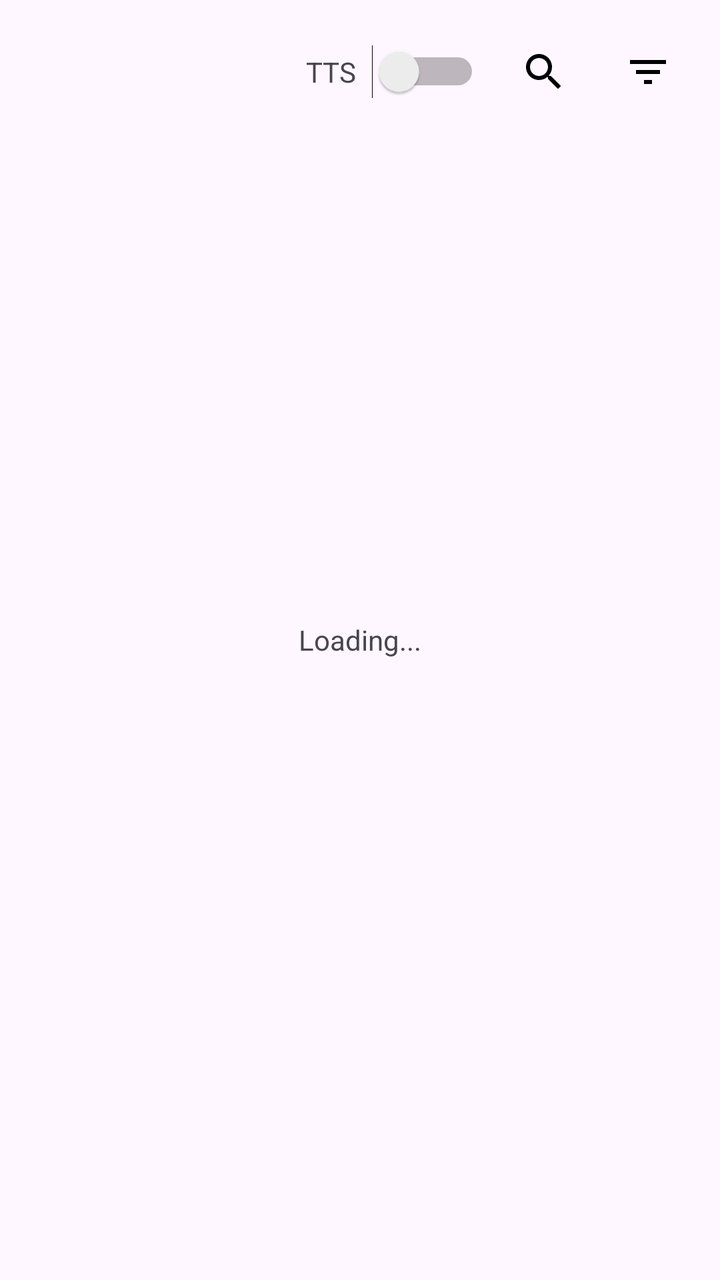
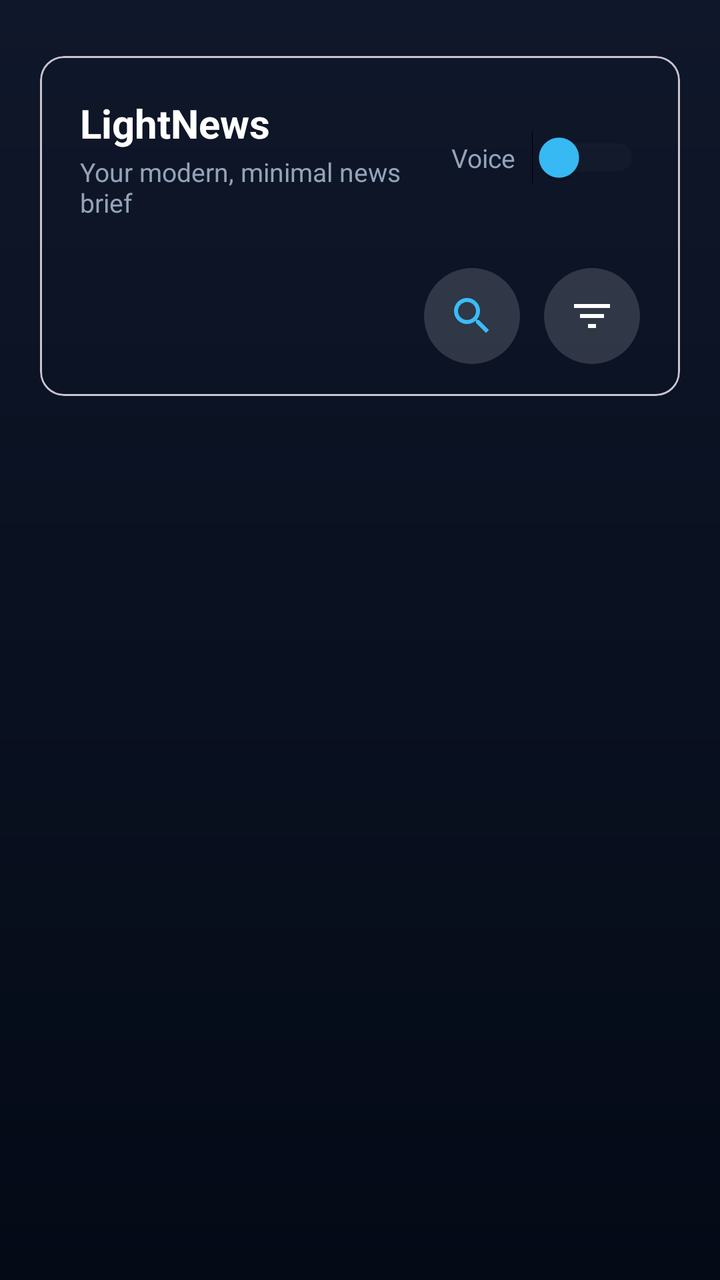

An Android layout rendered at two revisions. The XML below is the earlier revision; the diff shows what the commit changed to produce the second picture.
<!-- AndroidManifest.xml: application theme Theme.AINews -->
<!-- res/layout/fragment_home.xml -->
<?xml version="1.0" encoding="utf-8"?>
<FrameLayout xmlns:android="http://schemas.android.com/apk/res/android"
    android:layout_width="match_parent"
    android:layout_height="match_parent">

    <androidx.recyclerview.widget.RecyclerView
        android:id="@+id/rvCards"
        android:layout_width="match_parent"
        android:layout_height="match_parent" />

    <TextView
        android:id="@+id/tvEmpty"
        android:layout_width="wrap_content"
        android:layout_height="wrap_content"
        android:text="Loading..."
        android:layout_gravity="center" />

    <LinearLayout
        android:layout_width="wrap_content"
        android:layout_height="wrap_content"
        android:layout_gravity="top|end"
        android:orientation="horizontal"
        android:padding="16dp"
        android:gravity="center_vertical">

        <TextView
            android:layout_width="wrap_content"
            android:layout_height="wrap_content"
            android:text="TTS"
            android:textSize="14sp"
            android:paddingEnd="8dp" />

        <Switch
            android:id="@+id/switchTTS"
            android:layout_width="wrap_content"
            android:layout_height="wrap_content" />

        <ImageButton
            android:id="@+id/btnReadArticle"
            android:layout_width="40dp"
            android:layout_height="40dp"
            android:layout_marginStart="12dp"
            android:background="@android:color/transparent"
            android:contentDescription="Read Article"
            android:src="@drawable/ic_search" />

        <ImageButton
            android:id="@+id/btnFilter"
            android:layout_width="40dp"
            android:layout_height="40dp"
            android:layout_marginStart="12dp"
            android:background="@android:color/transparent"
            android:contentDescription="Filter"
            android:src="@drawable/ic_filter" />
    </LinearLayout>

    <TextView
        android:id="@+id/tvSwipeFeedback"
        android:layout_width="wrap_content"
        android:layout_height="wrap_content"
        android:text=""
        android:textStyle="bold"
        android:textSize="22sp"
        android:padding="12dp"
        android:background="#AAFFFFFF"
        android:visibility="gone"
        android:layout_gravity="center" />

</FrameLayout>
<!-- resources referenced by this layout -->
<resources>
  <!-- drawable ic_filter (drawable) -->
  <?xml version="1.0" encoding="utf-8"?>
  <vector xmlns:android="http://schemas.android.com/apk/res/android"
      android:width="24dp"
      android:height="24dp"
      android:viewportWidth="24"
      android:viewportHeight="24">
      <path
          android:fillColor="#000000"
          android:pathData="M10,18h4v-2h-4v2zM3,6v2h18V6H3zm3,7h12v-2H6v2z"/>
  </vector>
  <style name="Theme.AINews" parent="Theme.Material3.Light.NoActionBar">
          <item name="colorPrimary">@color/md_theme_primary</item>
          <item name="colorOnPrimary">@color/md_theme_onPrimary</item>
          <item name="android:navigationBarColor" tools:targetApi="l">@color/md_theme_primary</item>
      </style>
  <color name="md_theme_primary">#111111</color>
  <color name="md_theme_onPrimary">#FFFFFF</color>
  <!-- unchanged entries left out for length: 1 -->
</resources>

<!-- the commit's change to res/layout/fragment_home.xml (unified diff, before → after) -->
@@ -1,69 +1,268 @@
 <?xml version="1.0" encoding="utf-8"?>
-<FrameLayout xmlns:android="http://schemas.android.com/apk/res/android"
+<androidx.constraintlayout.widget.ConstraintLayout xmlns:android="http://schemas.android.com/apk/res/android"
+    xmlns:app="http://schemas.android.com/apk/res-auto"
+    xmlns:tools="http://schemas.android.com/tools"
     android:layout_width="match_parent"
-    android:layout_height="match_parent">
+    android:layout_height="match_parent"
+    android:background="@drawable/bg_home_gradient">
+
+    <com.google.android.material.card.MaterialCardView
+        android:id="@+id/headerCard"
+        android:layout_width="0dp"
+        android:layout_height="wrap_content"
+        android:layout_marginStart="20dp"
+        android:layout_marginTop="28dp"
+        android:layout_marginEnd="20dp"
+        android:background="@drawable/bg_header_card"
+        android:clipToOutline="true"
+        app:cardBackgroundColor="@android:color/transparent"
+        app:cardElevation="0dp"
+        app:cardUseCompatPadding="false"
+        app:layout_constraintEnd_toEndOf="parent"
+        app:layout_constraintStart_toStartOf="parent"
+        app:layout_constraintTop_toTopOf="parent">
+
+        <LinearLayout
+            android:layout_width="match_parent"
+            android:layout_height="wrap_content"
+            android:orientation="vertical"
+            android:paddingStart="20dp"
+            android:paddingTop="20dp"
+            android:paddingEnd="20dp"
+            android:paddingBottom="16dp">
+
+            <LinearLayout
+                android:layout_width="match_parent"
+                android:layout_height="wrap_content"
+                android:gravity="center_vertical"
+                android:orientation="horizontal">
+
+                <LinearLayout
+                    android:layout_width="0dp"
+                    android:layout_height="wrap_content"
+                    android:layout_weight="1"
+                    android:orientation="vertical">
+
+                    <TextView
+                        android:id="@+id/tvGreeting"
+                        android:layout_width="wrap_content"
+                        android:layout_height="wrap_content"
+                        android:text="LightNews"
+                        android:textAllCaps="false"
+                        android:textColor="@color/md_theme_onPrimary"
+                        android:textSize="20sp"
+                        android:textStyle="bold" />
+
+                    <TextView
+                        android:layout_width="wrap_content"
+                        android:layout_height="wrap_content"
+                        android:layout_marginTop="2dp"
+                        android:text="Your modern, minimal news brief"
+                        android:textColor="@color/md_theme_onSurface"
+                        android:textSize="13sp" />
+                </LinearLayout>
+
+                <LinearLayout
+                    android:layout_width="wrap_content"
+                    android:layout_height="wrap_content"
+                    android:gravity="center_vertical"
+                    android:orientation="horizontal">
+
+                    <TextView
+                        android:layout_width="wrap_content"
+                        android:layout_height="wrap_content"
+                        android:paddingEnd="8dp"
+                        android:text="Voice"
+                        android:textAllCaps="false"
+                        android:textColor="@color/md_theme_onSurface"
+                        android:textSize="13sp" />
+
+                    <Switch
+                        android:id="@+id/switchTTS"
+                        android:layout_width="wrap_content"
+                        android:layout_height="wrap_content"
+                        android:thumbTint="@color/md_theme_secondary"
+                        android:trackTint="@color/md_divider_soft" />
+                </LinearLayout>
+            </LinearLayout>
+
+            <LinearLayout
+                android:layout_width="match_parent"
+                android:layout_height="wrap_content"
+                android:layout_marginTop="24dp"
+            android:gravity="end"
+            android:orientation="horizontal">
+
+                <ImageButton
+                    android:id="@+id/btnReadArticle"
+                    android:layout_width="48dp"
+                    android:layout_height="48dp"
+                    android:background="@drawable/bg_icon_button"
+                    android:contentDescription="Read article aloud"
+                    android:padding="12dp"
+                    android:src="@drawable/ic_search"
+                    android:tint="@color/md_theme_secondary" />
+
+                <ImageButton
+                    android:id="@+id/btnFilter"
+                    android:layout_width="48dp"
+                    android:layout_height="48dp"
+                    android:layout_marginStart="12dp"
+                    android:background="@drawable/bg_icon_button"
+                    android:contentDescription="Filter categories"
+                    android:padding="12dp"
+                    android:src="@drawable/ic_filter"
+                    android:tint="@color/md_theme_onPrimary" />
+            </LinearLayout>
+        </LinearLayout>
+    </com.google.android.material.card.MaterialCardView>
 
     <androidx.recyclerview.widget.RecyclerView
         android:id="@+id/rvCards"
-        android:layout_width="match_parent"
-        android:layout_height="match_parent" />
+        android:layout_width="0dp"
+        android:layout_height="0dp"
+        android:clipToPadding="false"
+        android:paddingStart="12dp"
+        android:paddingTop="16dp"
+        android:paddingEnd="12dp"
+        android:paddingBottom="32dp"
+        app:layout_constraintBottom_toBottomOf="parent"
+        app:layout_constraintEnd_toEndOf="parent"
+        app:layout_constraintStart_toStartOf="parent"
+        app:layout_constraintTop_toBottomOf="@id/headerCard"
+        tools:listitem="@layout/item_article" />
 
     <TextView
         android:id="@+id/tvEmpty"
         android:layout_width="wrap_content"
         android:layout_height="wrap_content"
-        android:text="Loading..."
-        android:layout_gravity="center" />
-
-    <LinearLayout
-        android:layout_width="wrap_content"
-        android:layout_height="wrap_content"
-        android:layout_gravity="top|end"
-        android:orientation="horizontal"
+        android:layout_marginTop="8dp"
         android:padding="16dp"
-        android:gravity="center_vertical">
-
-        <TextView
-            android:layout_width="wrap_content"
-            android:layout_height="wrap_content"
-            android:text="TTS"
-            android:textSize="14sp"
-            android:paddingEnd="8dp" />
-
-        <Switch
-            android:id="@+id/switchTTS"
-            android:layout_width="wrap_content"
-            android:layout_height="wrap_content" />
-
-        <ImageButton
-            android:id="@+id/btnReadArticle"
-            android:layout_width="40dp"
-            android:layout_height="40dp"
-            android:layout_marginStart="12dp"
-            android:background="@android:color/transparent"
-            android:contentDescription="Read Article"
-            android:src="@drawable/ic_search" />
-
-        <ImageButton
-            android:id="@+id/btnFilter"
-            android:layout_width="40dp"
-            android:layout_height="40dp"
-            android:layout_marginStart="12dp"
-            android:background="@android:color/transparent"
-            android:contentDescription="Filter"
-            android:src="@drawable/ic_filter" />
-    </LinearLayout>
+        android:text="Loading your curated articles…"
+        android:textColor="@color/md_theme_onBackground"
+        android:textSize="16sp"
+        android:visibility="gone"
+        app:layout_constraintStart_toStartOf="parent"
+        app:layout_constraintTop_toBottomOf="@id/headerCard" />
 
     <TextView
         android:id="@+id/tvSwipeFeedback"
         android:layout_width="wrap_content"
         android:layout_height="wrap_content"
+        android:background="@drawable/bg_feedback_chip"
+        android:paddingStart="20dp"
+        android:paddingTop="10dp"
+        android:paddingEnd="20dp"
+        android:paddingBottom="10dp"
         android:text=""
+        android:textAllCaps="true"
+        android:textColor="@color/md_theme_onPrimary"
+        android:textSize="18sp"
         android:textStyle="bold"
-        android:textSize="22sp"
-        android:padding="12dp"
-        android:background="#AAFFFFFF"
         android:visibility="gone"
-        android:layout_gravity="center" />
-
-</FrameLayout>
+        app:layout_constraintBottom_toBottomOf="parent"
+        app:layout_constraintEnd_toEndOf="parent"
+        app:layout_constraintStart_toStartOf="parent"
+        app:layout_constraintTop_toTopOf="parent" />
+
+</androidx.constraintlayout.widget.ConstraintLayout>
+<!-- res/layout/item_article.xml (included above) -->
+<?xml version="1.0" encoding="utf-8"?>
+<com.google.android.material.card.MaterialCardView xmlns:android="http://schemas.android.com/apk/res/android"
+    xmlns:app="http://schemas.android.com/apk/res-auto"
+    android:layout_width="match_parent"
+    android:layout_height="wrap_content"
+    android:layout_marginStart="12dp"
+    android:layout_marginTop="8dp"
+    android:layout_marginEnd="12dp"
+    android:layout_marginBottom="24dp"
+    android:clickable="true"
+    android:focusable="true"
+    app:cardBackgroundColor="@android:color/transparent"
+    app:cardCornerRadius="28dp"
+    app:cardElevation="0dp"
+    app:cardUseCompatPadding="false"
+    app:rippleColor="@color/md_divider_soft"
+    app:strokeColor="@color/md_divider_soft"
+    app:strokeWidth="1dp">
+
+    <androidx.constraintlayout.widget.ConstraintLayout
+        android:layout_width="match_parent"
+        android:layout_height="wrap_content">
+
+        <ImageView
+            android:id="@+id/ivThumb"
+            android:layout_width="0dp"
+            android:layout_height="0dp"
+            android:adjustViewBounds="true"
+            android:contentDescription="Article visual"
+            android:scaleType="centerCrop"
+            android:transitionName="articleImage"
+            app:layout_constraintDimensionRatio="3:4"
+            app:layout_constraintEnd_toEndOf="parent"
+            app:layout_constraintStart_toStartOf="parent"
+            app:layout_constraintTop_toTopOf="parent" />
+
+        <LinearLayout
+            android:id="@+id/contentOverlay"
+            android:layout_width="0dp"
+            android:layout_height="wrap_content"
+            android:background="@drawable/bg_article_scrim"
+            android:orientation="vertical"
+            android:paddingStart="20dp"
+            android:paddingTop="20dp"
+            android:paddingEnd="20dp"
+            android:paddingBottom="24dp"
+            app:layout_constraintBottom_toBottomOf="@id/ivThumb"
+            app:layout_constraintEnd_toEndOf="@id/ivThumb"
+            app:layout_constraintStart_toStartOf="@id/ivThumb">
+
+            <TextView
+                android:id="@+id/tvCategory"
+                android:layout_width="wrap_content"
+                android:layout_height="wrap_content"
+                android:background="@drawable/bg_category_chip"
+                android:paddingStart="12dp"
+                android:paddingTop="6dp"
+                android:paddingEnd="12dp"
+                android:paddingBottom="6dp"
+                android:text="Category"
+                android:textAllCaps="true"
+                android:textColor="@color/md_theme_onPrimary"
+                android:textSize="11sp"
+                android:textStyle="bold" />
+
+            <TextView
+                android:id="@+id/tvTitle"
+                android:layout_width="match_parent"
+                android:layout_height="wrap_content"
+                android:layout_marginTop="16dp"
+                android:maxLines="3"
+                android:text="Article title"
+                android:textColor="@android:color/white"
+                android:textSize="20sp"
+                android:textStyle="bold" />
+
+            <TextView
+                android:id="@+id/tvSummary"
+                android:layout_width="match_parent"
+                android:layout_height="wrap_content"
+                android:layout_marginTop="8dp"
+                android:maxLines="3"
+                android:text="Short summary"
+                android:textColor="@color/md_theme_onBackground"
+                android:textSize="14sp" />
+
+            <TextView
+                android:id="@+id/tvMeta"
+                android:layout_width="wrap_content"
+                android:layout_height="wrap_content"
+                android:layout_marginTop="12dp"
+                android:text="Source • 2h ago"
+                android:textColor="@color/md_theme_onSurface"
+                android:textSize="13sp" />
+        </LinearLayout>
+
+    </androidx.constraintlayout.widget.ConstraintLayout>
+
+</com.google.android.material.card.MaterialCardView>
<!-- resource entries referenced after the edit -->
@@ -1,5 +1,7 @@
 <!-- resources referenced by this layout -->
 <resources>
+  <color name="md_divider_soft">#14FFFFFF</color>
+  <color name="md_theme_onBackground">#E2E8F0</color>
   <!-- drawable ic_filter (drawable) -->
   <?xml version="1.0" encoding="utf-8"?>
   <vector xmlns:android="http://schemas.android.com/apk/res/android"
@@ -14,10 +16,87 @@
   <style name="Theme.AINews" parent="Theme.Material3.Light.NoActionBar">
           <item name="colorPrimary">@color/md_theme_primary</item>
           <item name="colorOnPrimary">@color/md_theme_onPrimary</item>
-          <item name="android:navigationBarColor" tools:targetApi="l">@color/md_theme_primary</item>
+          <item name="android:statusBarColor" tools:targetApi="l">@color/md_theme_background</item>
+          <item name="android:navigationBarColor" tools:targetApi="l">@color/md_theme_background</item>
+          <item name="android:windowLightStatusBar">false</item>
       </style>
-  <color name="md_theme_primary">#111111</color>
+  <color name="md_theme_primary">#0F172A</color>
+  <color name="md_theme_background">#050B15</color>
   <color name="md_theme_onPrimary">#FFFFFF</color>
+  <color name="md_theme_onSurface">#94A3B8</color>
+  <color name="md_theme_secondary">#38BDF8</color>
+  <!-- drawable bg_article_scrim (drawable) -->
+  <?xml version="1.0" encoding="utf-8"?>
+  <shape xmlns:android="http://schemas.android.com/apk/res/android">
+      <gradient
+          android:angle="270"
+          android:centerColor="#CC020202"
+          android:endColor="#00000000"
+          android:startColor="#EE000000" />
+  </shape>
+  <!-- drawable bg_category_chip (drawable) -->
+  <?xml version="1.0" encoding="utf-8"?>
+  <shape xmlns:android="http://schemas.android.com/apk/res/android">
+      <corners android:radius="999dp" />
+      <solid android:color="#26FFFFFF" />
+      <stroke
+          android:width="1dp"
+          android:color="#44FFFFFF" />
+  </shape>
+  <!-- drawable bg_feedback_chip (drawable) -->
+  <?xml version="1.0" encoding="utf-8"?>
+  <shape xmlns:android="http://schemas.android.com/apk/res/android">
+      <corners android:radius="999dp" />
+      <solid android:color="#2CFFFFFF" />
+      <padding
+          android:left="12dp"
+          android:top="6dp"
+          android:right="12dp"
+          android:bottom="6dp" />
+      <stroke
+          android:width="1dp"
+          android:color="#33FFFFFF" />
+  </shape>
+  <!-- drawable bg_header_card (drawable) -->
+  <?xml version="1.0" encoding="utf-8"?>
+  <shape xmlns:android="http://schemas.android.com/apk/res/android">
+      <corners android:radius="28dp" />
+      <gradient
+          android:angle="0"
+          android:endColor="#14263E"
+          android:startColor="#1C2C45" />
+      <padding
+          android:left="0dp"
+          android:top="0dp"
+          android:right="0dp"
+          android:bottom="0dp" />
+  </shape>
+  <!-- drawable bg_home_gradient (drawable) -->
+  <?xml version="1.0" encoding="utf-8"?>
+  <shape xmlns:android="http://schemas.android.com/apk/res/android">
+      <gradient
+          android:angle="270"
+          android:endColor="#040A16"
+          android:startColor="#0F172A" />
+  </shape>
+  <!-- drawable bg_icon_button (drawable) -->
+  <?xml version="1.0" encoding="utf-8"?>
+  <ripple xmlns:android="http://schemas.android.com/apk/res/android"
+      android:color="#33FFFFFF">
+      <item android:id="@android:id/mask">
+          <shape android:shape="oval">
+              <solid android:color="#FFFFFFFF" />
+          </shape>
+      </item>
+      <item>
+          <shape android:shape="oval">
+              <size
+                  android:width="48dp"
+                  android:height="48dp" />
+              <solid android:color="#26FFFFFF" />
+          </shape>
+      </item>
+  </ripple>
   <!-- unchanged entries left out for length: 1 -->
 </resources>
 
